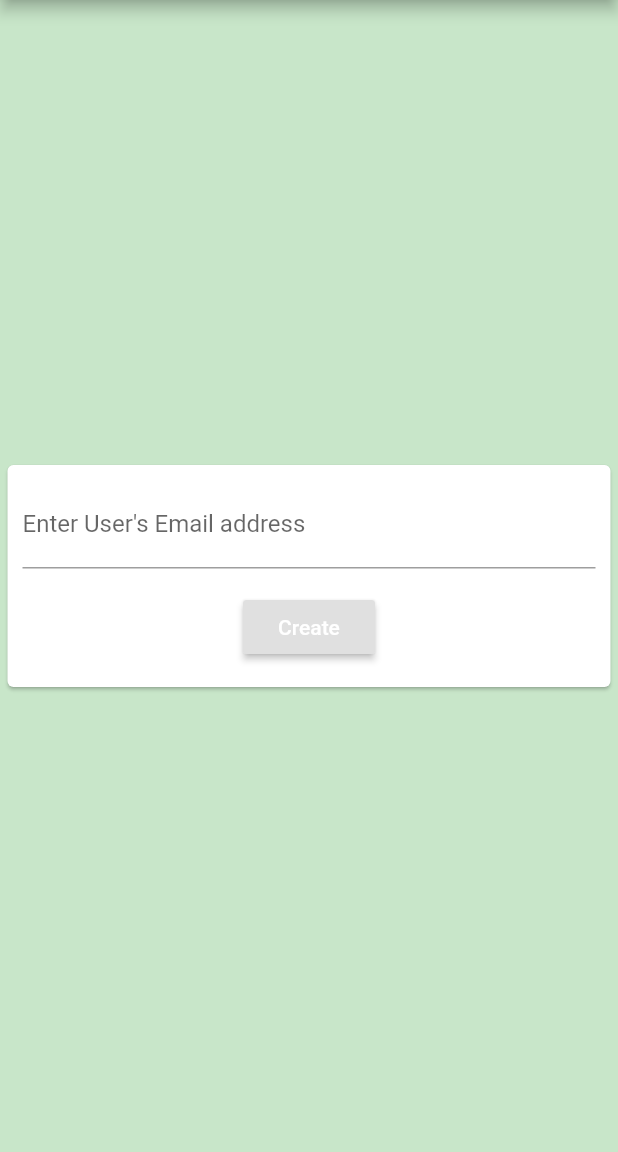
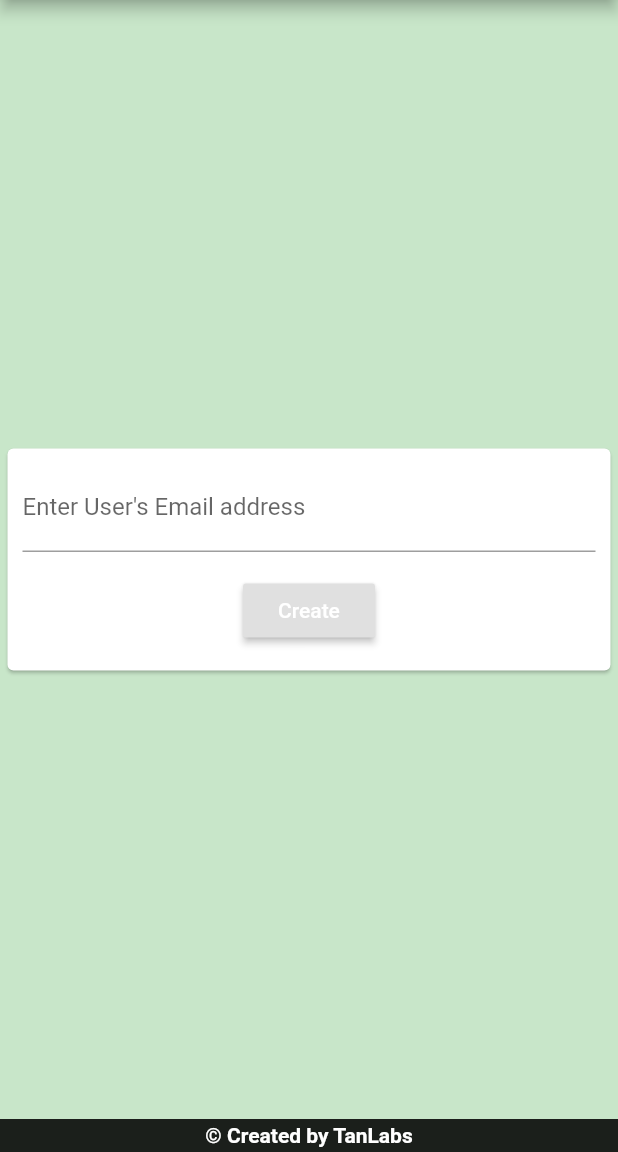
Before and after one commit to tanrode/ChatMate, a Flutter app: the AddNewChat screen opened directly with empty values, on a phone screen of 412 x 824 dp, the part 84-1236 px from its top. Run offline on Flutter 3.47's test engine with Material 2 defaults, Android fonts, the phone set to English and light mode, and no system bars; our stand-ins replace cloud_firestore, firebase_auth, splashscreen; accounts and stored records are empty.

```diff
--- a/lib/screens/add_new_chat.dart
+++ b/lib/screens/add_new_chat.dart
@@ -50,6 +50,10 @@ class _AddNewChatState extends State<AddNewChat> {
             ),
             actions: <Widget>[
               RaisedButton(
+                  color: Colors.black87,
+                  shape: RoundedRectangleBorder(
+                      side: BorderSide(color: Colors.green),
+                      borderRadius: BorderRadius.circular(15)),
                   child: Text('Done'),
                   onPressed: () {
                     Navigator.of(context).pop();
@@ -77,6 +81,10 @@ class _AddNewChatState extends State<AddNewChat> {
             ),
             actions: <Widget>[
               RaisedButton(
+                  color: Colors.black87,
+                  shape: RoundedRectangleBorder(
+                      side: BorderSide(color: Colors.green),
+                      borderRadius: BorderRadius.circular(15)),
                   child: Text('Close'),
                   onPressed: () {
                     Navigator.of(context).pop();
@@ -100,6 +108,7 @@ class _AddNewChatState extends State<AddNewChat> {
         backgroundColor: Colors.black87,
       ),
       body: Center(
+      child: SingleChildScrollView(
               child: Card(
           margin: EdgeInsets.all(5),
           child: SingleChildScrollView(
@@ -151,6 +160,16 @@ class _AddNewChatState extends State<AddNewChat> {
                   ))),
         ),
       ),
+    ),
+    bottomNavigationBar: Container(
+          padding: EdgeInsets.all(3),
+          color: Colors.black87,
+          child: Text('\u00A9 Created by TanLabs',
+              style: TextStyle(
+                  fontSize: 14,
+                  fontWeight: FontWeight.bold,
+                  color: Colors.white),
+              textAlign: TextAlign.center)),
     );
   }
 }
--- a/lib/widgets/message.dart
+++ b/lib/widgets/message.dart
@@ -15,7 +15,7 @@ class _MessageState extends State<Message> {
       mainAxisAlignment: widget.isMe? MainAxisAlignment.end : MainAxisAlignment.start,
       children: <Widget>[
         Container(
-          width: MediaQuery.of(context).size.width*0.4,
+          width: MediaQuery.of(context).size.width*0.46,
           padding: EdgeInsets.symmetric(vertical: 5,horizontal: 8),
           decoration: BoxDecoration(color: widget.isMe ? Colors.blue:Colors.black87,borderRadius: BorderRadius.only(topLeft: widget.isMe ? Radius.circular(12):Radius.circular(0),topRight: !widget.isMe ? Radius.circular(12):Radius.circular(0),bottomLeft: Radius.circular(12), bottomRight: Radius.circular(12))),
           child: Text(widget.msg,style: TextStyle(color: Colors.white,fontSize: 16),),
```
Also changed, not shown: lib/main.dart (+18 -1 lines), lib/screens/chat_home_screen.dart (+61 -2 lines). Lines whose indentation alone changed are shown as unchanged.
